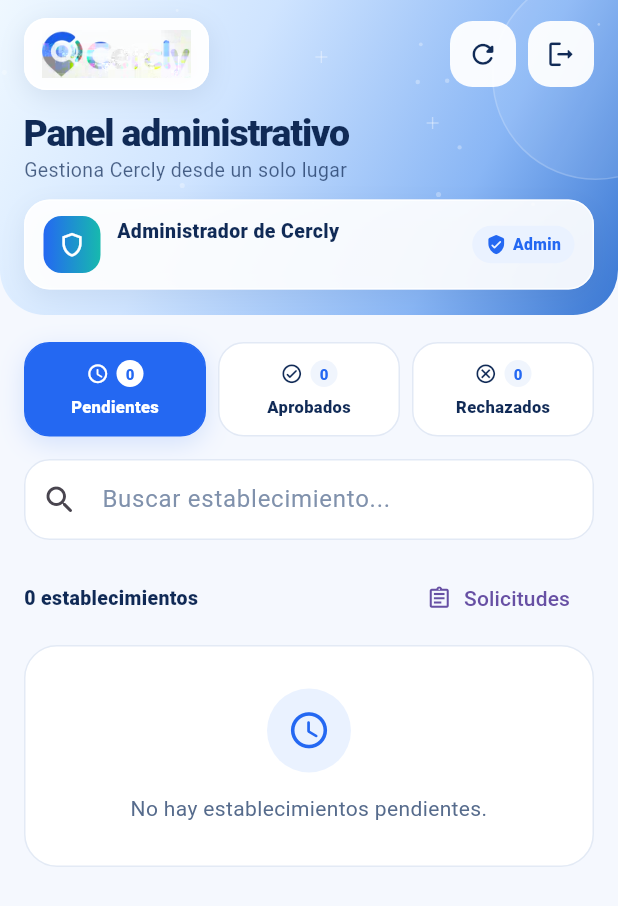
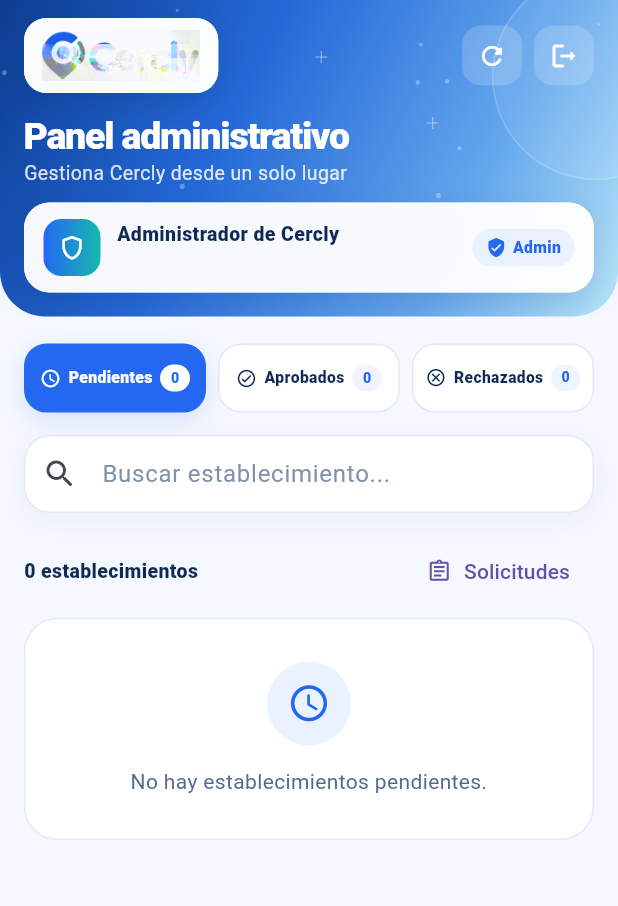
Before and after one commit to Anthony8724/Cercly, a Flutter app: the PanelAdministradorScreen screen opened directly, on a phone screen of 412 x 824 dp. Shown: the top 906 px of the screen. Run offline on Flutter 3.47's test engine with Material 3 defaults, Android fonts, the phone set to English and light mode, and no system bars; our stand-ins replace flutter_local_notifications, flutter_map, geolocator, image_picker, latlong2, supabase_flutter; accounts and stored records are empty; project files that could hold a hidden picture were left out.

Commit message:
style: refinar diseño visual del panel administrativo

```diff
--- a/lib/features/administracion/screens/panel_administrador_screen.dart
+++ b/lib/features/administracion/screens/panel_administrador_screen.dart
@@ -282,15 +282,15 @@
     return Tooltip(
       message: tooltip,
       child: Material(
-        color: Colors.white.withValues(alpha: 0.94),
-        borderRadius: BorderRadius.circular(15),
+        color: Colors.white.withValues(alpha: 0.18),
+        borderRadius: BorderRadius.circular(13),
         child: InkWell(
           onTap: onPressed,
-          borderRadius: BorderRadius.circular(15),
+          borderRadius: BorderRadius.circular(13),
           child: SizedBox(
-            width: 44,
-            height: 44,
-            child: Icon(icono, size: 21, color: _azulOscuro),
+            width: 40,
+            height: 40,
+            child: Icon(icono, size: 20, color: Colors.white),
           ),
         ),
       ),
@@ -304,12 +304,12 @@
           begin: Alignment.topLeft,
           end: Alignment.bottomRight,
           colors: [
-            Color(0xFFEFF8FF),
-            Color(0xFFCFE4FF),
-            Color(0xFF89B6F5),
-            Color(0xFF3977D3),
+            Color(0xFF0C3D91),
+            Color(0xFF2468D8),
+            Color(0xFF65A8ED),
+            Color(0xFFB9E7FA),
           ],
-          stops: [0, 0.36, 0.73, 1],
+          stops: [0, 0.37, 0.74, 1],
         ),
         borderRadius: BorderRadius.vertical(bottom: Radius.circular(30)),
       ),
@@ -332,7 +332,7 @@
           SafeArea(
             bottom: false,
             child: Padding(
-              padding: const EdgeInsets.fromLTRB(16, 12, 16, 17),
+              padding: const EdgeInsets.fromLTRB(16, 12, 16, 16),
               child: Column(
                 crossAxisAlignment: CrossAxisAlignment.start,
                 mainAxisSize: MainAxisSize.min,
@@ -343,23 +343,23 @@
                         child: Align(
                           alignment: Alignment.centerLeft,
                           child: Container(
-                            constraints: const BoxConstraints(maxWidth: 154),
-                            height: 48,
+                            constraints: const BoxConstraints(maxWidth: 162),
+                            height: 50,
                             padding: const EdgeInsets.symmetric(
                               horizontal: 11,
                               vertical: 7,
                             ),
                             decoration: BoxDecoration(
-                              color: Colors.white.withValues(alpha: 0.96),
+                              color: Colors.white.withValues(alpha: 0.98),
                               borderRadius: BorderRadius.circular(15),
                               border: Border.all(
                                 color: Colors.white.withValues(alpha: 0.88),
                               ),
                               boxShadow: const [
                                 BoxShadow(
-                                  color: Color(0x180F2B5B),
-                                  blurRadius: 14,
-                                  offset: Offset(0, 4),
+                                  color: Color(0x26071F48),
+                                  blurRadius: 16,
+                                  offset: Offset(0, 5),
                                 ),
                               ],
                             ),
@@ -391,7 +391,7 @@
                     style: TextStyle(
                       fontSize: 25,
                       fontWeight: FontWeight.w900,
-                      color: _azulOscuro,
+                      color: Colors.white,
                       height: 1.05,
                       letterSpacing: -0.8,
                     ),
@@ -402,7 +402,7 @@
                     style: TextStyle(
                       fontSize: 13,
                       height: 1.25,
-                      color: _azulOscuro.withValues(alpha: 0.72),
+                      color: Colors.white.withValues(alpha: 0.84),
                     ),
                   ),
                   const SizedBox(height: 12),
@@ -413,16 +413,16 @@
                       vertical: 10,
                     ),
                     decoration: BoxDecoration(
-                      color: Colors.white.withValues(alpha: 0.92),
+                      color: Colors.white.withValues(alpha: 0.96),
                       borderRadius: BorderRadius.circular(17),
                       border: Border.all(
                         color: Colors.white.withValues(alpha: 0.78),
                       ),
                       boxShadow: const [
                         BoxShadow(
-                          color: Color(0x120F2B5B),
-                          blurRadius: 14,
-                          offset: Offset(0, 5),
+                          color: Color(0x24071F48),
+                          blurRadius: 18,
+                          offset: Offset(0, 6),
                         ),
                       ],
                     ),
@@ -523,13 +523,14 @@
       return Expanded(
         child: InkWell(
           onTap: () => setState(() => _estadoSeleccionado = estado),
-          borderRadius: BorderRadius.circular(17),
+          borderRadius: BorderRadius.circular(15),
           child: AnimatedContainer(
             duration: const Duration(milliseconds: 180),
-            padding: const EdgeInsets.symmetric(horizontal: 6, vertical: 11),
+            height: 46,
+            padding: const EdgeInsets.symmetric(horizontal: 8),
             decoration: BoxDecoration(
               color: seleccionado ? _azul : Colors.white,
-              borderRadius: BorderRadius.circular(17),
+              borderRadius: BorderRadius.circular(15),
               border: Border.all(color: seleccionado ? _azul : _borde),
               boxShadow: seleccionado
                   ? [
@@ -541,21 +542,30 @@
                     ]
                   : null,
             ),
-            child: Column(
-              mainAxisSize: MainAxisSize.min,
-              children: [
-                Row(
+            child: FittedBox(
+              fit: BoxFit.scaleDown,
+              child: Row(
                 mainAxisAlignment: MainAxisAlignment.center,
                 children: [
                   Icon(
                     icono,
-                      size: 15,
+                    size: 14,
                     color: seleccionado ? Colors.white : _azulOscuro,
                   ),
                   const SizedBox(width: 5),
+                  Text(
+                    texto,
+                    style: TextStyle(
+                      color: seleccionado ? Colors.white : _azulOscuro,
+                      fontSize: 10.5,
+                      fontWeight: FontWeight.w800,
+                    ),
+                  ),
+                  const SizedBox(width: 5),
                   Container(
+                    constraints: const BoxConstraints(minWidth: 20),
                     padding: const EdgeInsets.symmetric(
-                        horizontal: 6,
+                      horizontal: 5,
                       vertical: 2,
                     ),
                     decoration: BoxDecoration(
@@ -566,28 +576,16 @@
                     ),
                     child: Text(
                       '$cantidad',
+                      textAlign: TextAlign.center,
                       style: const TextStyle(
                         color: _azul,
-                          fontSize: 10,
+                        fontSize: 9.5,
                         fontWeight: FontWeight.w900,
                       ),
                     ),
                   ),
                 ],
               ),
-                const SizedBox(height: 5),
-                FittedBox(
-                  fit: BoxFit.scaleDown,
-                  child: Text(
-                    texto,
-                    style: TextStyle(
-                      color: seleccionado ? Colors.white : _azulOscuro,
-                      fontSize: 11,
-                      fontWeight: FontWeight.w800,
-                    ),
-                  ),
-                ),
-              ],
             ),
           ),
         ),
@@ -606,7 +604,18 @@
   }
 
   Widget _buscador() {
-    return TextField(
+    return Container(
+      decoration: const BoxDecoration(
+        borderRadius: BorderRadius.all(Radius.circular(17)),
+        boxShadow: [
+          BoxShadow(
+            color: Color(0x0D102A56),
+            blurRadius: 14,
+            offset: Offset(0, 5),
+          ),
+        ],
+      ),
+      child: TextField(
         controller: _busquedaController,
         onChanged: (valor) => setState(() => _busqueda = valor.trim()),
         decoration: InputDecoration(
@@ -624,7 +633,7 @@
                 ),
           filled: true,
           fillColor: Colors.white,
-        contentPadding: const EdgeInsets.symmetric(vertical: 15),
+          contentPadding: const EdgeInsets.symmetric(vertical: 14),
           border: OutlineInputBorder(
             borderRadius: BorderRadius.circular(17),
             borderSide: const BorderSide(color: _borde),
@@ -636,6 +645,7 @@
           focusedBorder: OutlineInputBorder(
             borderRadius: BorderRadius.circular(17),
             borderSide: const BorderSide(color: _azul, width: 1.4),
+          ),
         ),
       ),
     );
```
Lines whose indentation alone changed are shown as unchanged.
